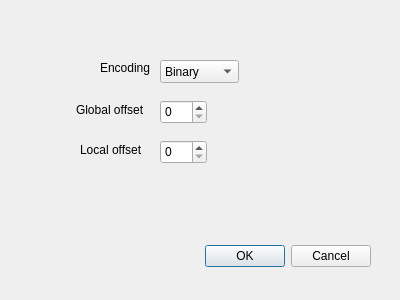
Qt form BitGrapher/encodingsdialog.ui (nhurman/data-carving) before a commit.
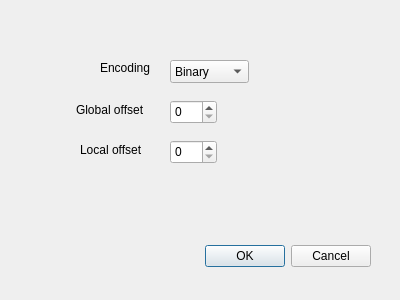
The same form after that commit.

Commit message: Continued Encoding window

Diff of the .ui file:
```diff
--- a/BitGrapher/encodingsdialog.ui
+++ b/BitGrapher/encodingsdialog.ui
@@ -32,7 +32,7 @@
   <widget class="QComboBox" name="comboBox">
    <property name="geometry">
     <rect>
-     <x>160</x>
+     <x>170</x>
      <y>60</y>
      <width>79</width>
      <height>23</height>
@@ -60,7 +60,7 @@
    </property>
    <property name="geometry">
     <rect>
-     <x>160</x>
+     <x>170</x>
      <y>100</y>
      <width>47</width>
      <height>24</height>
@@ -70,7 +70,7 @@
   <widget class="QSpinBox" name="spinBox_2">
    <property name="geometry">
     <rect>
-     <x>160</x>
+     <x>170</x>
      <y>140</y>
      <width>47</width>
      <height>24</height>
```
Left out of the diff: 6 changed lines with no effect on the pictures. The commit also changes 3 other files.
